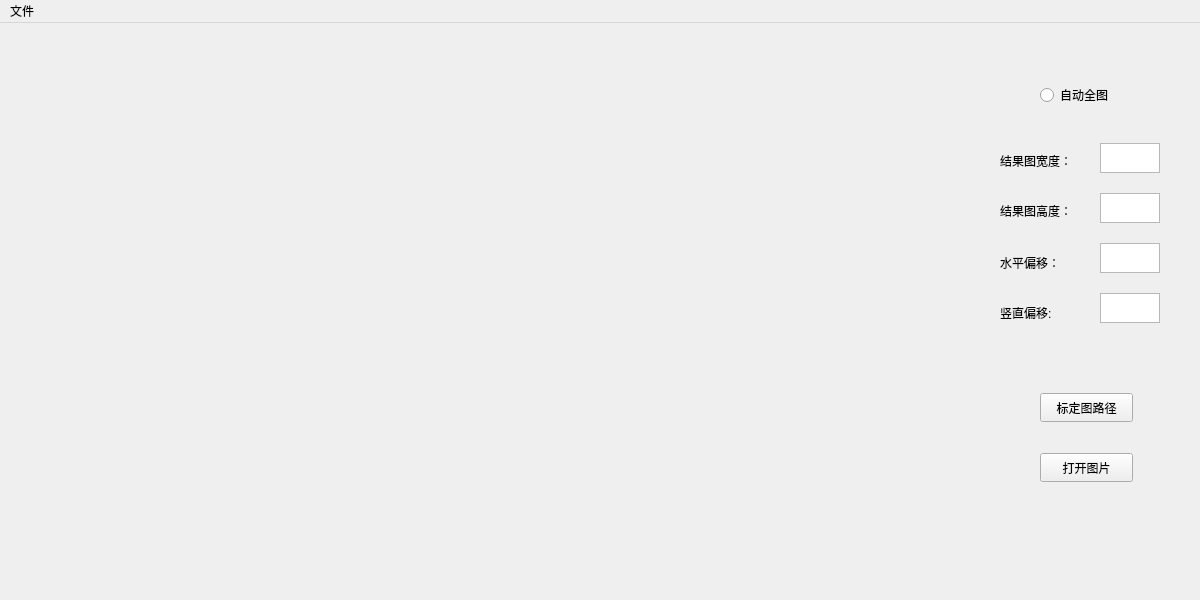
First picture: the form in QT-Source/change-view/udm.ui, repository losehu/RUBO-UDIPM, before the edit.
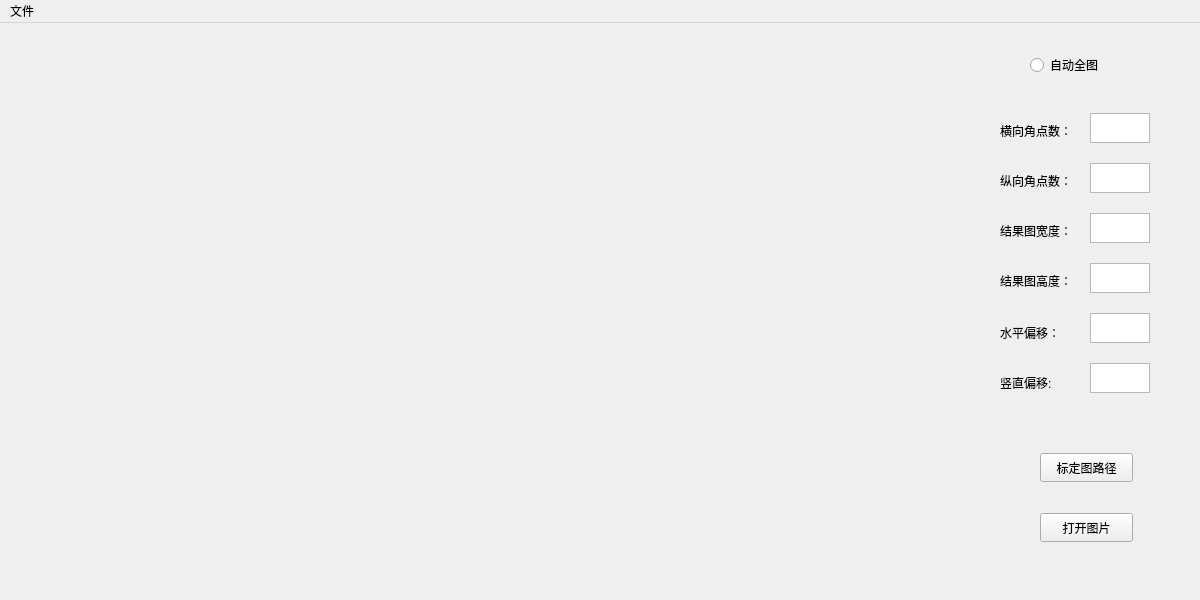
Second picture: the form after the edit.

```diff
--- a/QT-Source/change-view/udm.ui
+++ b/QT-Source/change-view/udm.ui
@@ -44,7 +44,7 @@
     <property name="geometry">
      <rect>
       <x>1040</x>
-      <y>370</y>
+      <y>430</y>
       <width>93</width>
       <height>29</height>
      </rect>
@@ -57,7 +57,7 @@
     <property name="geometry">
      <rect>
       <x>1040</x>
-      <y>430</y>
+      <y>490</y>
       <width>93</width>
       <height>29</height>
      </rect>
@@ -69,8 +69,8 @@
    <widget class="QTextEdit" name="text_width">
     <property name="geometry">
      <rect>
-      <x>1100</x>
-      <y>120</y>
+      <x>1090</x>
+      <y>190</y>
       <width>60</width>
       <height>30</height>
      </rect>
@@ -79,8 +79,8 @@
    <widget class="QTextEdit" name="text_high">
     <property name="geometry">
      <rect>
-      <x>1100</x>
-      <y>170</y>
+      <x>1090</x>
+      <y>240</y>
       <width>60</width>
       <height>30</height>
      </rect>
@@ -89,8 +89,8 @@
    <widget class="QTextEdit" name="text_x">
     <property name="geometry">
      <rect>
-      <x>1100</x>
-      <y>220</y>
+      <x>1090</x>
+      <y>290</y>
       <width>60</width>
       <height>30</height>
      </rect>
@@ -99,8 +99,8 @@
    <widget class="QTextEdit" name="text_y">
     <property name="geometry">
      <rect>
-      <x>1100</x>
-      <y>270</y>
+      <x>1090</x>
+      <y>340</y>
       <width>60</width>
       <height>30</height>
      </rect>
@@ -109,8 +109,8 @@
    <widget class="QRadioButton" name="radioButton_pic">
     <property name="geometry">
      <rect>
-      <x>1040</x>
-      <y>60</y>
+      <x>1030</x>
+      <y>30</y>
       <width>118</width>
       <height>24</height>
      </rect>
@@ -123,7 +123,7 @@
     <property name="geometry">
      <rect>
       <x>1000</x>
-      <y>130</y>
+      <y>200</y>
       <width>91</width>
       <height>16</height>
      </rect>
@@ -136,7 +136,7 @@
     <property name="geometry">
      <rect>
       <x>1000</x>
-      <y>180</y>
+      <y>250</y>
       <width>91</width>
       <height>16</height>
      </rect>
@@ -149,7 +149,7 @@
     <property name="geometry">
      <rect>
       <x>1000</x>
-      <y>230</y>
+      <y>300</y>
       <width>69</width>
       <height>20</height>
      </rect>
@@ -162,7 +162,7 @@
     <property name="geometry">
      <rect>
       <x>1000</x>
-      <y>280</y>
+      <y>350</y>
       <width>69</width>
       <height>20</height>
      </rect>
@@ -171,6 +171,52 @@
      <string>竖直偏移:</string>
     </property>
    </widget>
+   <widget class="QTextEdit" name="text_corner_width">
+    <property name="geometry">
+     <rect>
+      <x>1090</x>
+      <y>140</y>
+      <width>60</width>
+      <height>30</height>
+     </rect>
+    </property>
+   </widget>
+   <widget class="QTextEdit" name="text_corner_width_2">
+    <property name="geometry">
+     <rect>
+      <x>1090</x>
+      <y>90</y>
+      <width>60</width>
+      <height>30</height>
+     </rect>
+    </property>
+   </widget>
+   <widget class="QLabel" name="label_corner_width">
+    <property name="geometry">
+     <rect>
+      <x>1000</x>
+      <y>100</y>
+      <width>91</width>
+      <height>16</height>
+     </rect>
+    </property>
+    <property name="text">
+     <string>横向角点数：</string>
+    </property>
+   </widget>
+   <widget class="QLabel" name="label_width_3">
+    <property name="geometry">
+     <rect>
+      <x>1000</x>
+      <y>150</y>
+      <width>91</width>
+      <height>16</height>
+     </rect>
+    </property>
+    <property name="text">
+     <string>纵向角点数：</string>
+    </property>
+   </widget>
   </widget>
   <widget class="QMenuBar" name="menubar">
    <property name="geometry">
```
